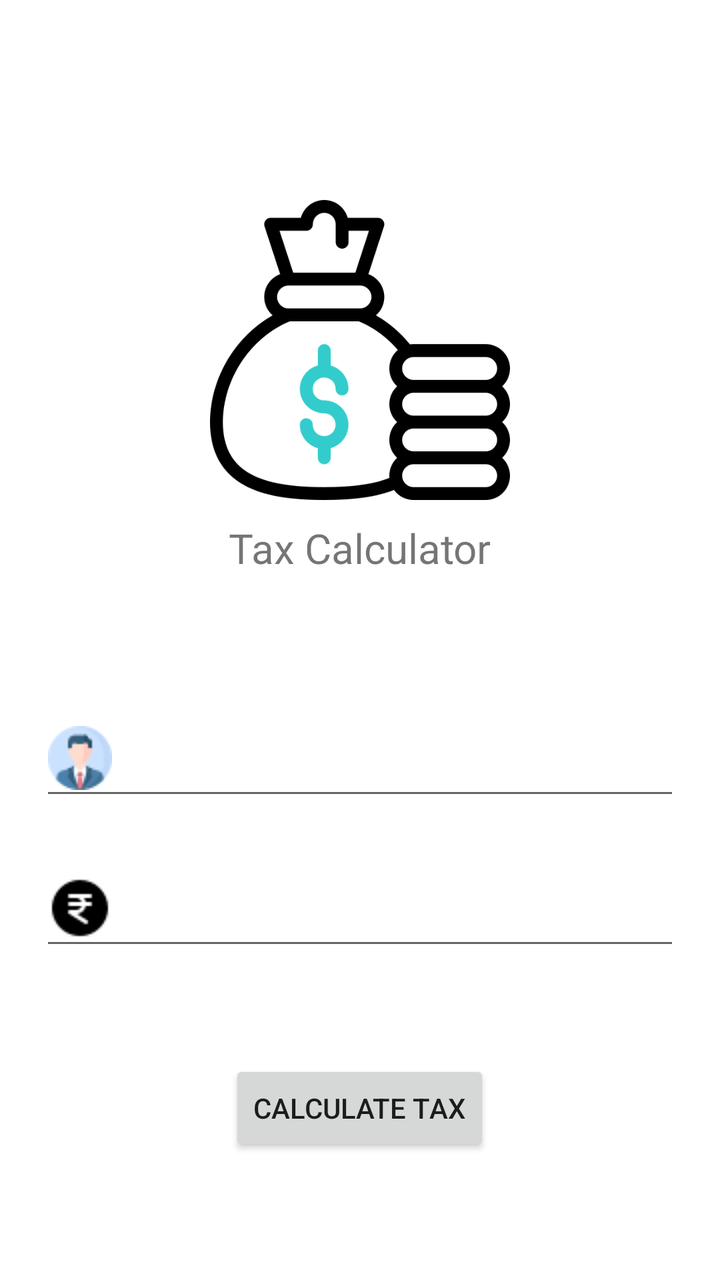
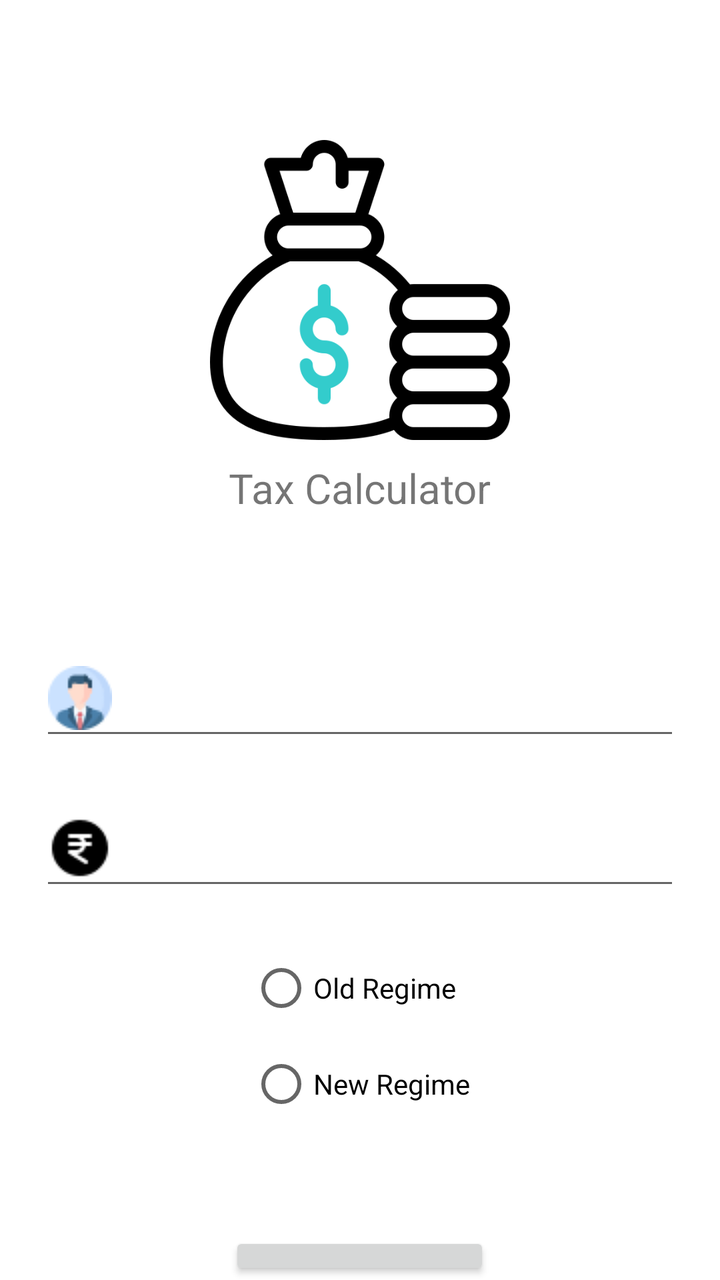

Screens rendered from an Android XML layout before and after an edit, with the pre-edit source and the edit as a unified diff.
<!-- AndroidManifest.xml: application theme Theme.AndroidMon6Wed6_26 -->
<!-- res/layout/activity_tax_calc.xml -->
<?xml version="1.0" encoding="utf-8"?>
<RelativeLayout xmlns:android="http://schemas.android.com/apk/res/android"
    xmlns:app="http://schemas.android.com/apk/res-auto"
    xmlns:tools="http://schemas.android.com/tools"
    android:id="@+id/main"
    android:layout_width="match_parent"
    android:layout_height="match_parent"
    tools:context=".TaxCalcActivity">


    <ImageView
        android:layout_width="150dp"
        android:layout_height="150dp"
        android:id="@+id/imgViewTaxCalcLogo"
        android:src="@drawable/money_bag"
        android:layout_centerHorizontal="true"
        android:layout_marginTop="100dp"
        />

    <TextView
        android:layout_width="wrap_content"
        android:layout_height="wrap_content"
        android:id="@+id/tvTaxCalcHeader"
        android:text="@string/header"
        android:layout_below="@id/imgViewTaxCalcLogo"
        android:layout_marginTop="10dp"
        android:layout_centerHorizontal="true"
        android:textSize="10pt"
        />

    <EditText
        android:layout_width="match_parent"
        android:layout_height="55dp"
        android:id="@+id/edtTaxCalcName"
        android:layout_below="@id/imgViewTaxCalcLogo"
        android:layout_marginTop="100dp"
        android:layout_marginStart="20dp"
        android:layout_marginEnd="20dp"
        android:drawableStart="@drawable/profile"
        android:drawablePadding="20dp"
        />

    <EditText
        android:layout_width="match_parent"
        android:layout_height="55dp"
        android:id="@+id/edtTaxCalcIncome"
        android:inputType="number"
        android:layout_below="@id/edtTaxCalcName"
        android:layout_marginStart="20dp"
        android:layout_marginEnd="20dp"
        android:drawableStart="@drawable/money"
        android:layout_marginTop="20dp"

        />


        <Button
            android:layout_width="wrap_content"
            android:layout_height="wrap_content"
            android:id="@+id/btnTaxCalcSubmit"
            android:layout_below="@id/edtTaxCalcIncome"
            android:layout_marginTop="50dp"
            android:text="@string/calculate_tax"
            android:layout_centerHorizontal="true"

            />

    <TextView
        android:layout_width="wrap_content"
        android:layout_height="wrap_content"
        android:id="@+id/tvTaxCalcResult"
        android:textSize="15pt"
        android:layout_centerHorizontal="true"
        android:layout_below="@id/btnTaxCalcSubmit"
        android:layout_marginTop="10dp"
        />

</RelativeLayout>
<!-- resources referenced by this layout -->
<resources>
  <!-- drawable money: png bitmap (drawable, 592 bytes) -->
  <!-- drawable money_bag: png bitmap (drawable, 21004 bytes) -->
  <!-- drawable profile: png bitmap (drawable, 1779 bytes) -->
  <string name="calculate_tax">Calculate Tax</string>
  <string name="header">Tax Calculator</string>
  <style name="Theme.AndroidMon6Wed6_26" parent="Theme.MaterialComponents.DayNight.DarkActionBar">
          
          <item name="colorPrimary">@color/purple_500</item>
          <item name="colorPrimaryVariant">@color/purple_700</item>
          <item name="colorOnPrimary">@color/white</item>
          
          <item name="colorSecondary">@color/teal_200</item>
          <item name="colorSecondaryVariant">@color/teal_700</item>
          <item name="colorOnSecondary">@color/black</item>
          
          <item name="android:statusBarColor">?attr/colorPrimaryVariant</item>
          
      </style>
  <color name="purple_500">#FF6200EE</color>
  <color name="purple_700">#FF3700B3</color>
  <color name="white">#FFFFFFFF</color>
  <color name="teal_200">#FF03DAC5</color>
  <color name="teal_700">#FF018786</color>
  <color name="black">#FF000000</color>
</resources>

<!-- the commit's change to res/layout/activity_tax_calc.xml (unified diff, before → after) -->
@@ -14,7 +14,7 @@
         android:id="@+id/imgViewTaxCalcLogo"
         android:src="@drawable/money_bag"
         android:layout_centerHorizontal="true"
-        android:layout_marginTop="100dp"
+        android:layout_marginTop="70dp"
         />
 
     <TextView
@@ -53,12 +53,37 @@
 
         />
 
+        <RadioGroup
+            android:layout_width="wrap_content"
+            android:layout_height="wrap_content"
+            android:id="@+id/rgTaxCalcRegime"
+            android:layout_below="@id/edtTaxCalcIncome"
+            android:layout_marginTop="20dp"
+            android:layout_centerHorizontal="true"
+            >
+
+            <RadioButton
+                android:layout_width="wrap_content"
+                android:layout_height="wrap_content"
+                android:id="@+id/rbTaxCalcOldRegime"
+                android:text="@string/old_regime"
+                />
+
+            <RadioButton
+                android:layout_width="wrap_content"
+                android:layout_height="wrap_content"
+                android:id="@+id/rbTaxCalcNewRegime"
+                android:text="@string/new_regime"
+                />
+
+        </RadioGroup>
+
 
         <Button
             android:layout_width="wrap_content"
             android:layout_height="wrap_content"
             android:id="@+id/btnTaxCalcSubmit"
-            android:layout_below="@id/edtTaxCalcIncome"
+            android:layout_below="@id/rgTaxCalcRegime"
             android:layout_marginTop="50dp"
             android:text="@string/calculate_tax"
             android:layout_centerHorizontal="true"
<!-- resource entries referenced after the edit -->
@@ -5,6 +5,8 @@
   <!-- drawable profile: png bitmap (drawable, 1779 bytes) -->
   <string name="calculate_tax">Calculate Tax</string>
   <string name="header">Tax Calculator</string>
+  <string name="new_regime">New Regime</string>
+  <string name="old_regime">Old Regime</string>
   <style name="Theme.AndroidMon6Wed6_26" parent="Theme.MaterialComponents.DayNight.DarkActionBar">
           
           <item name="colorPrimary">@color/purple_500</item>
